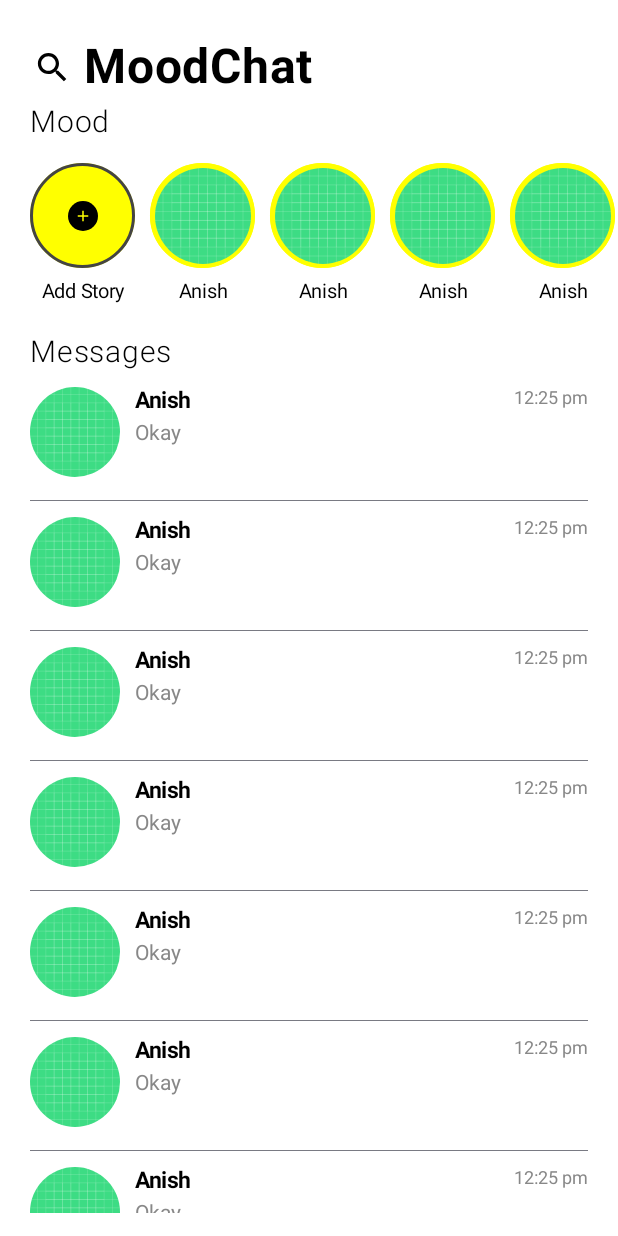
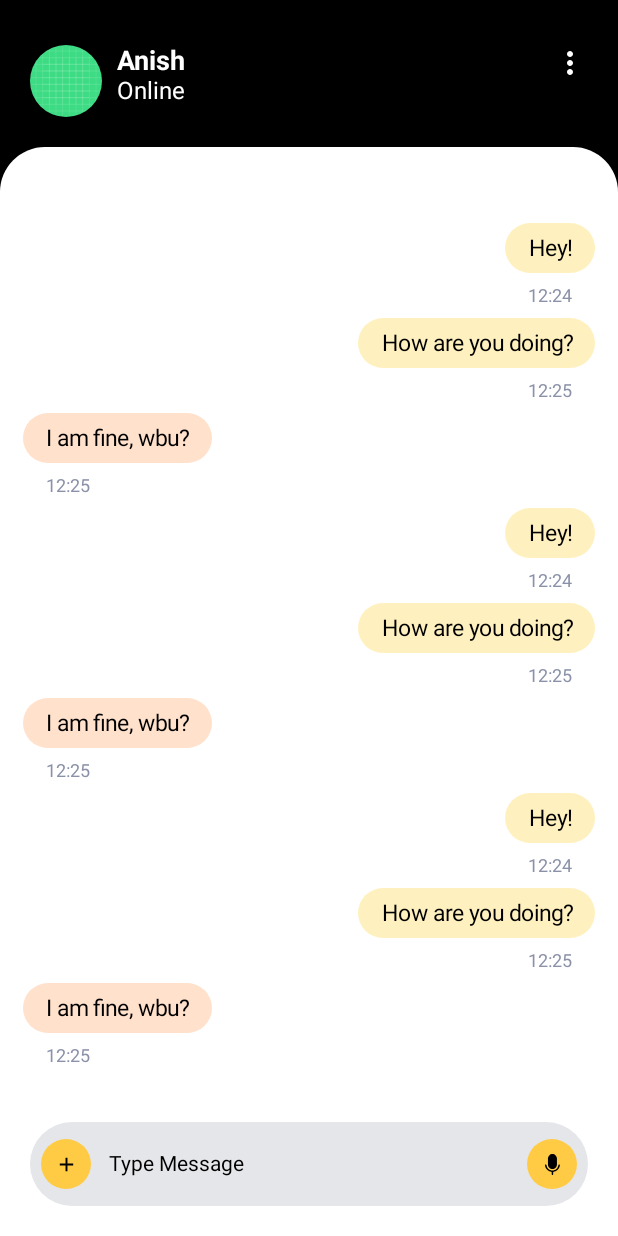
Before and after one commit to anish02shadow/ChatApp, an Android app built with Jetpack Compose: the screen it shows after launch (MainActivity), after a tap on "Anish", on a phone screen of 412 x 824 dp. Run offline under Robolectric (Android 15) with nearby library versions, the phone set to English and light mode, and no system bars.

Commit message:
Added ChatScreen and Firebase Authorization(Phone) along with Navigation

```diff
--- a/app/src/main/java/com/example69/chatapp/MainActivity.kt
+++ b/app/src/main/java/com/example69/chatapp/MainActivity.kt
@@ -7,6 +7,7 @@ import androidx.compose.foundation.layout.fillMaxSize
 import androidx.compose.material3.MaterialTheme
 import androidx.compose.material3.Surface
 import androidx.compose.ui.Modifier
+import com.example69.chatapp.navigation.MainNavigation
 import com.example69.chatapp.ui.theme.ChatappTheme
 import com.example69.chatapp.ui.theme.Screens.HomeScreen
 
@@ -20,7 +21,7 @@ class MainActivity : ComponentActivity() {
                     modifier = Modifier.fillMaxSize(),
                     color = MaterialTheme.colorScheme.background
                 ) {
-                    HomeScreen()
+                    MainNavigation()
                 }
             }
         }
--- /dev/null
+++ b/app/src/main/java/com/example69/chatapp/navigation/navhost.kt
@@ -0,0 +1,27 @@
+package com.example69.chatapp.navigation
+
+import androidx.compose.runtime.Composable
+import androidx.navigation.compose.NavHost
+import androidx.navigation.compose.composable
+import androidx.navigation.compose.rememberNavController
+import com.example69.chatapp.ui.theme.Screens.ChatScreen
+import com.example69.chatapp.ui.theme.Screens.HomeScreen
+
+@Composable
+fun MainNavigation() {
+
+    val navHostController = rememberNavController()
+
+    NavHost(navController = navHostController, startDestination = HOME_SCREEN) {
+        composable(HOME_SCREEN) {
+            HomeScreen(navHostController)
+        }
+        composable(CHAT_SCREEN) {
+            ChatScreen(navHostController)
+        }
+    }
+
+}
+
+const val HOME_SCREEN = "Home screen"
+const val CHAT_SCREEN = "Char screen"
--- /dev/null
+++ b/app/src/main/java/com/example69/chatapp/ui/theme/Screens/ChatScreen.kt
@@ -0,0 +1,241 @@
+package com.example69.chatapp.ui.theme.Screens
+
+import androidx.annotation.DrawableRes
+import androidx.compose.foundation.Image
+import androidx.compose.foundation.background
+import androidx.compose.foundation.layout.*
+import androidx.compose.foundation.lazy.LazyColumn
+import androidx.compose.foundation.shape.CircleShape
+import androidx.compose.foundation.shape.RoundedCornerShape
+import androidx.compose.material.*
+import androidx.compose.material.icons.Icons
+import androidx.compose.material.icons.filled.Add
+import androidx.compose.material.icons.filled.MoreVert
+import androidx.compose.material3.ExperimentalMaterial3Api
+import androidx.compose.material3.Icon
+import androidx.compose.material3.Text
+import androidx.compose.material3.TextField
+import androidx.compose.material3.TextFieldDefaults
+import androidx.compose.runtime.*
+import androidx.compose.ui.Alignment
+import androidx.compose.ui.Alignment.Companion.BottomCenter
+import androidx.compose.ui.Alignment.Companion.Center
+import androidx.compose.ui.Modifier
+import androidx.compose.ui.draw.clip
+import androidx.compose.ui.graphics.Color
+import androidx.compose.ui.graphics.vector.ImageVector
+import androidx.compose.ui.res.painterResource
+import androidx.compose.ui.text.TextStyle
+import androidx.compose.ui.text.font.FontWeight
+import androidx.compose.ui.text.style.TextAlign
+import androidx.compose.ui.unit.dp
+import androidx.compose.ui.unit.sp
+import androidx.navigation.NavHostController
+import com.example69.chatapp.R
+import com.example69.chatapp.ui.theme.*
+
+
+@Composable
+fun ChatScreen(
+    navHostController: NavHostController
+) {
+
+    var message by remember { mutableStateOf("") }
+
+    Box(
+        modifier = Modifier
+            .fillMaxSize()
+            .background(Color.Black)
+    ) {
+        Column(
+            modifier = Modifier.fillMaxSize()
+        ) {
+            UserNameRow(
+                modifier = Modifier.padding(top = 30.dp, start = 20.dp, end = 20.dp, bottom = 20.dp)
+            )
+            Box(
+                modifier = Modifier
+                    .fillMaxSize()
+                    .background(
+                        Color.White, RoundedCornerShape(
+                            topStart = 30.dp, topEnd = 30.dp
+                        )
+                    )
+                    .padding(top = 25.dp)
+
+            ) {
+                LazyColumn(
+                    modifier = Modifier.padding(
+                        start = 15.dp,
+                        top = 25.dp,
+                        end = 15.dp,
+                        bottom = 75.dp
+                    )
+                ) {
+                    items(3, key = null) {
+                        ChatRow(direction = false,message="Hey!", time = "12:24")
+                        ChatRow(direction = false,message="How are you doing?",time="12:25")
+                        ChatRow(direction = true,message="I am fine, wbu?", time = "12:25")
+                    }
+                }
+            }
+        }
+
+        CustomTextField(
+            text = message, onValueChange = { message = it },
+            modifier = Modifier
+                .padding(horizontal = 20.dp, vertical = 20.dp)
+                .align(BottomCenter)
+        )
+    }
+
+}
+
+@Composable
+fun ChatRow(
+    direction: Boolean,
+    message: String,
+    time: String
+) {
+
+    Column(
+        modifier = Modifier.fillMaxWidth(),
+        horizontalAlignment = if (direction) Alignment.Start else Alignment.End
+    ) {
+        Box(
+            modifier = Modifier
+                .background(
+                    if (direction) LightRed else LightYellow,
+                    RoundedCornerShape(100.dp)
+                ),
+            contentAlignment = Center
+        ) {
+            Text(
+                text = message, style = TextStyle(
+                    color = Color.Black,
+                    fontSize = 15.sp
+                ),
+                modifier = Modifier.padding(vertical = 8.dp, horizontal = 15.dp),
+                textAlign = TextAlign.End
+            )
+        }
+        Text(
+            text = time.toString(),
+            style = TextStyle(
+                color = Gray,
+                fontSize = 12.sp
+            ),
+            modifier = Modifier.padding(vertical = 8.dp, horizontal = 15.dp),
+        )
+    }
+
+}
+
+@OptIn(ExperimentalMaterial3Api::class)
+@Composable
+fun CustomTextField(
+    text: String,
+    modifier: Modifier = Modifier,
+    onValueChange: (String) -> Unit
+) {
+    TextField(
+        value = text, onValueChange = { onValueChange(it) },
+        placeholder = {
+            Text(
+                text =  "Type Message",
+                style = TextStyle(
+                    fontSize = 14.sp,
+                    color = Color.Black
+                ),
+                textAlign = TextAlign.Center
+            )
+        },
+        colors = TextFieldDefaults.textFieldColors(
+            containerColor = Gray400,
+            unfocusedIndicatorColor = Color.Transparent,
+            focusedIndicatorColor = Color.Transparent
+        ),
+        leadingIcon = { CommonIconButton(imageVector = Icons.Default.Add) },
+        trailingIcon = { CommonIconButtonDrawable(R.drawable.mic) },
+        modifier = modifier.fillMaxWidth(),
+        shape = CircleShape
+    )
+
+}
+
+@Composable
+fun CommonIconButton(
+    imageVector: ImageVector
+) {
+
+    Box(
+        modifier = Modifier
+            .background(Yellow, CircleShape)
+            .size(33.dp), contentAlignment = Center
+    ) {
+        Icon(imageVector = imageVector, contentDescription ="Icon", modifier = Modifier.size(15.dp), tint = Color.Black )
+    }
+
+}
+
+
+@Composable
+fun CommonIconButtonDrawable(
+    @DrawableRes icon: Int
+) {
+    Box(
+        modifier = Modifier
+            .background(Yellow, CircleShape)
+            .size(33.dp), contentAlignment = Center
+    ) {
+        Icon(
+            painter = painterResource(id = icon), contentDescription = "",
+            tint = Color.Black,
+            modifier = Modifier.size(15.dp)
+        )
+    }
+
+}
+
+@Composable
+fun UserNameRow(
+    modifier: Modifier = Modifier
+) {
+
+    Row(
+        modifier = modifier.fillMaxWidth(),
+        horizontalArrangement = Arrangement.SpaceBetween
+    ) {
+        Row {
+
+            Image(painter = painterResource(id = com.example69.chatapp.R.drawable.ic_launcher_background),
+                contentDescription = "photo of user",
+                modifier = Modifier
+                    .size(48.dp)
+                    .clip(CircleShape))
+            Spacer(modifier = Modifier.width(10.dp))
+            Column {
+                Text(
+                    text = "Anish", style = TextStyle(
+                        color = Color.White,
+                        fontWeight = FontWeight.Bold,
+                        fontSize = 18.sp
+                    )
+                )
+                Text(
+                    text = "Online", style = TextStyle(
+                        color = Color.White,
+                        fontSize = 16.sp
+                    )
+                )
+            }
+        }
+        Icon(
+            imageVector = Icons.Default.MoreVert,
+            contentDescription = "More",
+            tint = Color.White,
+            modifier = Modifier
+                .size(24.dp))
+    }
+
+}
--- a/app/src/main/java/com/example69/chatapp/ui/theme/Screens/HomeScreen.kt
+++ b/app/src/main/java/com/example69/chatapp/ui/theme/Screens/HomeScreen.kt
@@ -34,6 +34,8 @@ import androidx.compose.ui.text.font.FontWeight
 import androidx.compose.ui.text.withStyle
 import androidx.compose.ui.unit.dp
 import androidx.compose.ui.unit.sp
+import androidx.navigation.NavHostController
+import com.example69.chatapp.navigation.CHAT_SCREEN
 
 @OptIn(ExperimentalMaterial3Api::class)
 @Composable
@@ -121,7 +123,7 @@ fun Searchbar2() {
             placeholder = { Text(text = "Search") },
             trailingIcon = {
                 if (active){
-                    IconButton(onClick = { if (text.isNotEmpty()) text="" else active = false }) {
+                    IconButton(onClick = { if (text != "") text="" else active = false }) {
                         Icon(imageVector = Icons.Filled.Close, contentDescription = "Close" )
                     }
                 } else null
@@ -136,6 +138,7 @@ fun Searchbar2() {
 
 @Composable
 fun HomeScreen(
+    navHostController: NavHostController
 ) {
     Box(
         modifier = Modifier
@@ -167,7 +170,7 @@ fun HomeScreen(
                 ) {
                     items(7, key = null ) {
                         UserEachRow() {
-                            //navHostController.navigate(to the next screen)
+                            navHostController.navigate(CHAT_SCREEN)
                         }
                     }
                 }
@@ -398,7 +401,7 @@ fun Header() {
 
 }
 
-@SuppressLint("UnnecessaryComposedModifier")
+@SuppressLint("UnnecessaryComposedModifier", "ModifierFactoryUnreferencedReceiver")
 fun Modifier.noRippleEffect(onClick: () -> Unit) = composed {
     clickable(
         interactionSource = MutableInteractionSource(),
--- /dev/null
+++ b/app/src/main/res/drawable/mic.xml
@@ -0,0 +1,10 @@
+
+    <vector xmlns:android="http://schemas.android.com/apk/res/android"
+        android:width="11dp"
+        android:height="17dp"
+        android:viewportWidth="11"
+        android:viewportHeight="17">
+        <path
+            android:pathData="M2.182,8.5V4.1C2.182,3.225 2.531,2.385 3.154,1.767C3.776,1.148 4.62,0.8 5.5,0.8C6.38,0.8 7.224,1.148 7.846,1.767C8.469,2.385 8.818,3.225 8.818,4.1V8.5C8.818,9.375 8.469,10.215 7.846,10.833C7.224,11.452 6.38,11.8 5.5,11.8C4.62,11.8 3.776,11.452 3.154,10.833C2.531,10.215 2.182,9.375 2.182,8.5ZM10.505,8.507C10.361,8.491 10.216,8.533 10.102,8.623C9.988,8.713 9.914,8.844 9.897,8.988C9.775,10.063 9.26,11.056 8.449,11.777C7.638,12.498 6.588,12.897 5.5,12.897C4.412,12.897 3.362,12.498 2.551,11.777C1.74,11.056 1.225,10.063 1.103,8.988C1.086,8.844 1.012,8.713 0.898,8.623C0.784,8.533 0.639,8.491 0.495,8.507C0.422,8.514 0.352,8.535 0.288,8.569C0.223,8.604 0.167,8.65 0.121,8.707C0.075,8.763 0.041,8.828 0.021,8.897C0.001,8.967 -0.005,9.04 0.004,9.112C0.145,10.36 0.713,11.521 1.613,12.403C2.513,13.284 3.69,13.831 4.947,13.952V15.65C4.947,15.796 5.005,15.936 5.109,16.039C5.213,16.142 5.353,16.2 5.5,16.2C5.647,16.2 5.787,16.142 5.891,16.039C5.995,15.936 6.053,15.796 6.053,15.65V13.952C7.31,13.831 8.487,13.284 9.387,12.403C10.286,11.521 10.855,10.36 10.996,9.112C11.005,9.04 10.999,8.967 10.979,8.897C10.959,8.828 10.925,8.763 10.879,8.707C10.833,8.65 10.777,8.604 10.712,8.569C10.648,8.535 10.578,8.514 10.505,8.507Z"
+            android:fillColor="#000000"/>
+    </vector>
--- a/settings.gradle
+++ b/settings.gradle
@@ -10,6 +10,7 @@ dependencyResolutionManagement {
     repositories {
         google()
         mavenCentral()
+        maven { url 'https://jitpack.io' }
     }
 }
 rootProject.name = "chatapp"
```
Also changed, not shown: app/build.gradle (+37 -0 lines), app/src/main/java/com/example69/chatapp/auth/AuthRepository.kt (added, +18 -0 lines), app/src/main/java/com/example69/chatapp/auth/AuthRepositoryImpl.kt (added, +69 -0 lines), app/src/main/java/com/example69/chatapp/auth/AuthViewModel.kt (added, +22 -0 lines), app/src/main/java/com/example69/chatapp/utils/ResultState.kt (added, +9 -0 lines), build.gradle (+12 -2 lines), gradle/wrapper/gradle-wrapper.properties, 1 other file.
